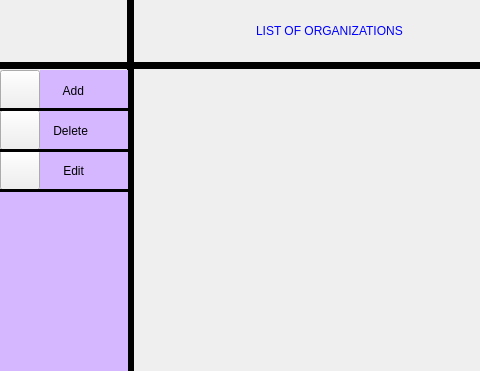
Old version of the form organization.ui in the repository NimaGhasemi1383/IUT_AP_PROJECT; both pictures show x 0 to 480 and y 0 to 371 of the 800 by 700 pixel window.
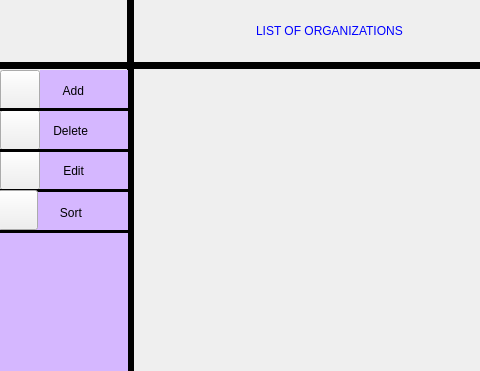
New version of the form. Icons and pictures are not drawn.

Commit message: sorting organizations

Diff of the .ui file:
```diff
--- a/organization.ui
+++ b/organization.ui
@@ -486,6 +486,55 @@
     <string/>
    </property>
   </widget>
+  <widget class="QPushButton" name="pushButton_Sort">
+   <property name="geometry">
+    <rect>
+     <x>-2</x>
+     <y>190</y>
+     <width>40</width>
+     <height>40</height>
+    </rect>
+   </property>
+   <property name="styleSheet">
+    <string notr="true">image: url(:/Login/Login31.jpg);</string>
+   </property>
+   <property name="text">
+    <string/>
+   </property>
+  </widget>
+  <widget class="QLabel" name="label_24">
+   <property name="geometry">
+    <rect>
+     <x>40</x>
+     <y>192</y>
+     <width>88</width>
+     <height>41</height>
+    </rect>
+   </property>
+   <property name="styleSheet">
+    <string notr="true">background-color: rgb(213, 183, 255);
+font: 700 12pt &quot;Segoe UI&quot;;</string>
+   </property>
+   <property name="text">
+    <string>      Sort     </string>
+   </property>
+  </widget>
+  <widget class="QLabel" name="label_25">
+   <property name="geometry">
+    <rect>
+     <x>-2</x>
+     <y>230</y>
+     <width>131</width>
+     <height>3</height>
+    </rect>
+   </property>
+   <property name="styleSheet">
+    <string notr="true">background-color: rgb(0, 0, 0);</string>
+   </property>
+   <property name="text">
+    <string/>
+   </property>
+  </widget>
  </widget>
  <resources/>
  <connections/>
```
Left out of the diff: 13 changed lines with no effect on the pictures. The commit also changes 7 other files.
